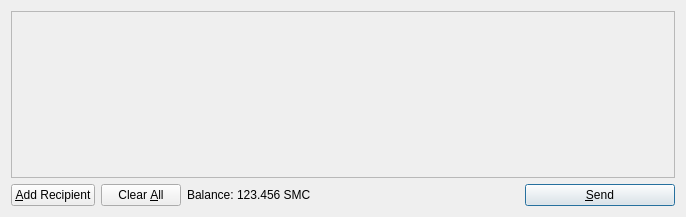
The window that src/qt/forms/sendcoinsdialog.ui (afcoin/afcoin) describes before a commit, drawn with Qt 5.
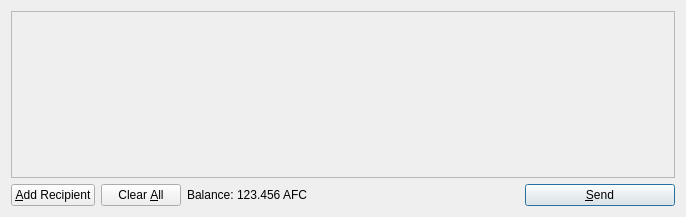
The same window after the commit. Icons and pictures are not drawn.

What changed in the file:
```diff
--- a/src/qt/forms/sendcoinsdialog.ui
+++ b/src/qt/forms/sendcoinsdialog.ui
@@ -119,7 +119,7 @@
           <cursorShape>IBeamCursor</cursorShape>
          </property>
          <property name="text">
-          <string>123.456 SMC</string>
+          <string>123.456 AFC</string>
          </property>
          <property name="textInteractionFlags">
           <set>Qt::LinksAccessibleByMouse|Qt::TextSelectableByKeyboard|Qt::TextSelectableByMouse</set>
```
